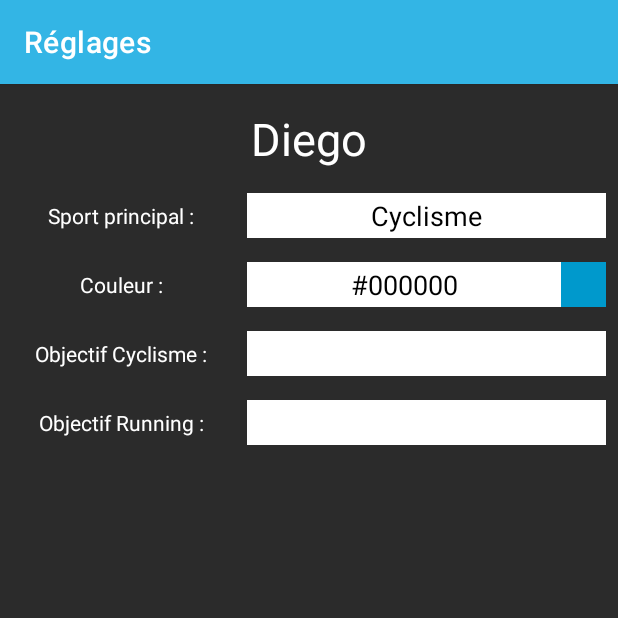
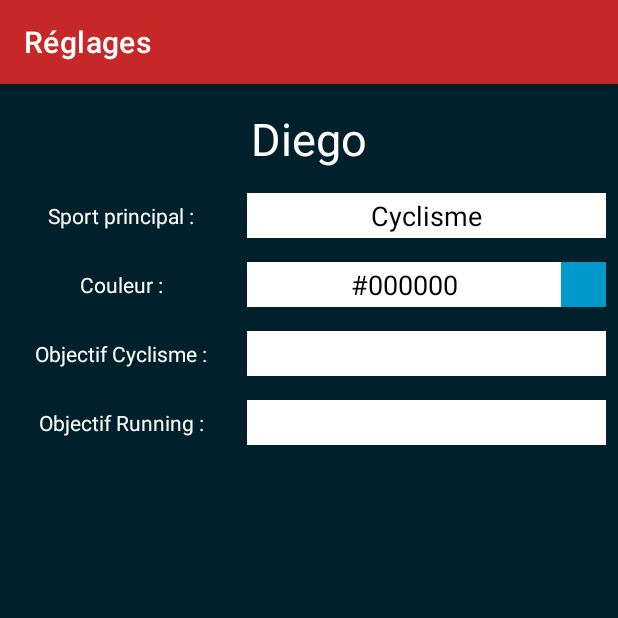
Before and after one commit to DiegoBonnamy/RBS-Android, an Android app: the ProfilActivity screen opened directly, with no data from a screen before it, after a tap on "Settings", on a phone screen of 412 x 824 dp, the top half of it. Run offline under Robolectric (Android 15) with nearby library versions, the light colour scheme and no system bars; our stand-ins replace Picasso; network calls fail; pictures from the network do not load; 3 statements that could not run were skipped.

Commit message:
Add new theme

```diff
--- a/app/build.gradle
+++ b/app/build.gradle
@@ -12,8 +12,8 @@ android {
         applicationId "com.bonnamy.dashboard"
         minSdk 21
         targetSdk 31
-        versionCode 5
-        versionName "2.0"
+        versionCode 7
+        versionName "3.0.0"
 
         testInstrumentationRunner "androidx.test.runner.AndroidJUnitRunner"
     }
--- a/app/src/main/java/com/bonnamy/dashboard/MainActivity.kt
+++ b/app/src/main/java/com/bonnamy/dashboard/MainActivity.kt
@@ -29,7 +29,7 @@ import kotlin.math.round
 class MainActivity : AppCompatActivity() {
 
     companion object{
-        const val URL_GRAPH_FORME = "https://rbs.diegobonnamy.fr/webview/graphForme"
+        const val URL_GRAPH_FORME = "https://team85.diegobonnamy.fr/webview/graphForme"
     }
 
     override fun onCreate(savedInstanceState: Bundle?) {
--- a/app/src/main/java/com/bonnamy/dashboard/ProfilActivity.kt
+++ b/app/src/main/java/com/bonnamy/dashboard/ProfilActivity.kt
@@ -30,9 +30,9 @@ class ProfilActivity : AppCompatActivity() {
 
     companion object {
         const val EXTRA_ATHLETE_ID = "athleteId"
-        const val URL_GRAPH_DISTANCE = "https://rbs.diegobonnamy.fr/webview/graphComparaisonDistance"
-        const val URL_GRAPH_DISTANCE_CUMUL = "https://rbs.diegobonnamy.fr/webview/graphComparaisonDistanceCumul"
-        const val URL_GRAPH_SAISON = "https://rbs.diegobonnamy.fr/webview/graphSaisons"
+        const val URL_GRAPH_DISTANCE = "https://team85.diegobonnamy.fr/webview/graphComparaisonDistance"
+        const val URL_GRAPH_DISTANCE_CUMUL = "https://team85.diegobonnamy.fr/webview/graphComparaisonDistanceCumul"
+        const val URL_GRAPH_SAISON = "https://team85.diegobonnamy.fr/webview/graphSaisons"
     }
 
     private var athleteId = 1
--- a/app/src/main/res/drawable/layout_border.xml
+++ b/app/src/main/res/drawable/layout_border.xml
@@ -1,7 +1,7 @@
 <?xml version="1.0" encoding="UTF-8"?>
 <shape xmlns:android="http://schemas.android.com/apk/res/android">
-    <solid android:color="#FFFFFF"/>
-    <stroke android:width="3dip" android:color="#FF8800" />
+    <solid android:color="@color/secondary"/>
+    <stroke android:width="3dip" android:color="@color/primary" />
     <corners android:radius="10dip"/>
     <padding android:left="0dip" android:top="0dip" android:right="0dip" android:bottom="0dip" />
 </shape>
--- a/app/src/main/res/values/colors.xml
+++ b/app/src/main/res/values/colors.xml
@@ -7,5 +7,7 @@
     <color name="teal_700">#FF018786</color>
     <color name="black">#FF000000</color>
     <color name="white">#FFFFFFFF</color>
-    <color name="dark">#2B2B2B</color>
+    <color name="dark">#00202c</color>
+    <color name="primary">#c62828</color>
+    <color name="secondary">#e0e0e0</color>
 </resources>
--- a/app/src/main/res/values/themes.xml
+++ b/app/src/main/res/values/themes.xml
@@ -2,15 +2,16 @@
     <!-- Base application theme. -->
     <style name="Theme.Dashboard" parent="Theme.MaterialComponents.DayNight.DarkActionBar">
         <!-- Primary brand color. -->
-        <item name="colorPrimary">@android:color/holo_blue_light</item>
-        <item name="colorPrimaryVariant">@color/black</item>
-        <item name="colorOnPrimary">@color/white</item>
+        <item name="colorPrimary">#c62828</item>
+        <item name="colorPrimaryVariant">#8e0000</item>
+        <item name="colorOnPrimary">#ff5f52</item>
         <!-- Secondary brand color. -->
-        <item name="colorSecondary">@color/teal_200</item>
-        <item name="colorSecondaryVariant">@color/teal_700</item>
-        <item name="colorOnSecondary">@color/black</item>
+        <item name="colorSecondary">#e0e0e0</item>
+        <item name="colorSecondaryVariant">#aeaeae</item>
+        <item name="colorOnSecondary">#ffffff</item>
         <!-- Status bar color. -->
         <item name="android:statusBarColor" tools:targetApi="l">?attr/colorPrimaryVariant</item>
         <!-- Customize your theme here. -->
+        <item name="backgroundColor">#00202c</item>
     </style>
 </resources>
```
Also changed, not shown: 1 other file.
